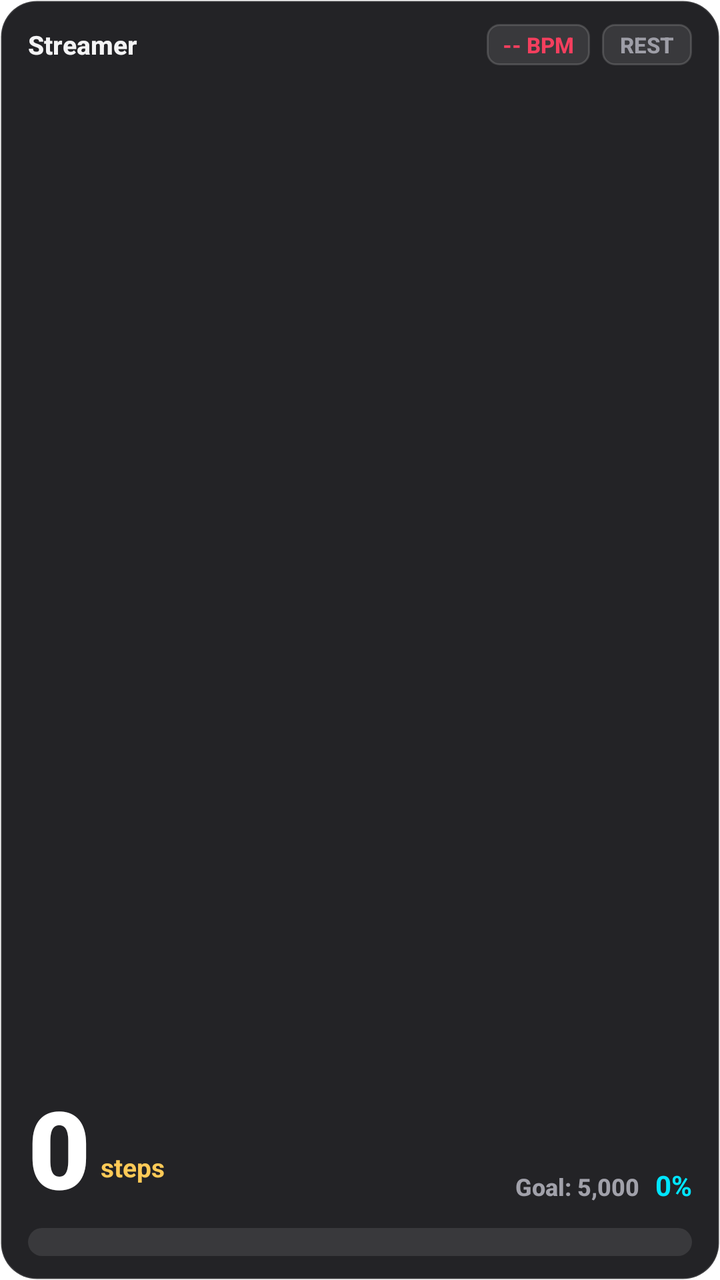
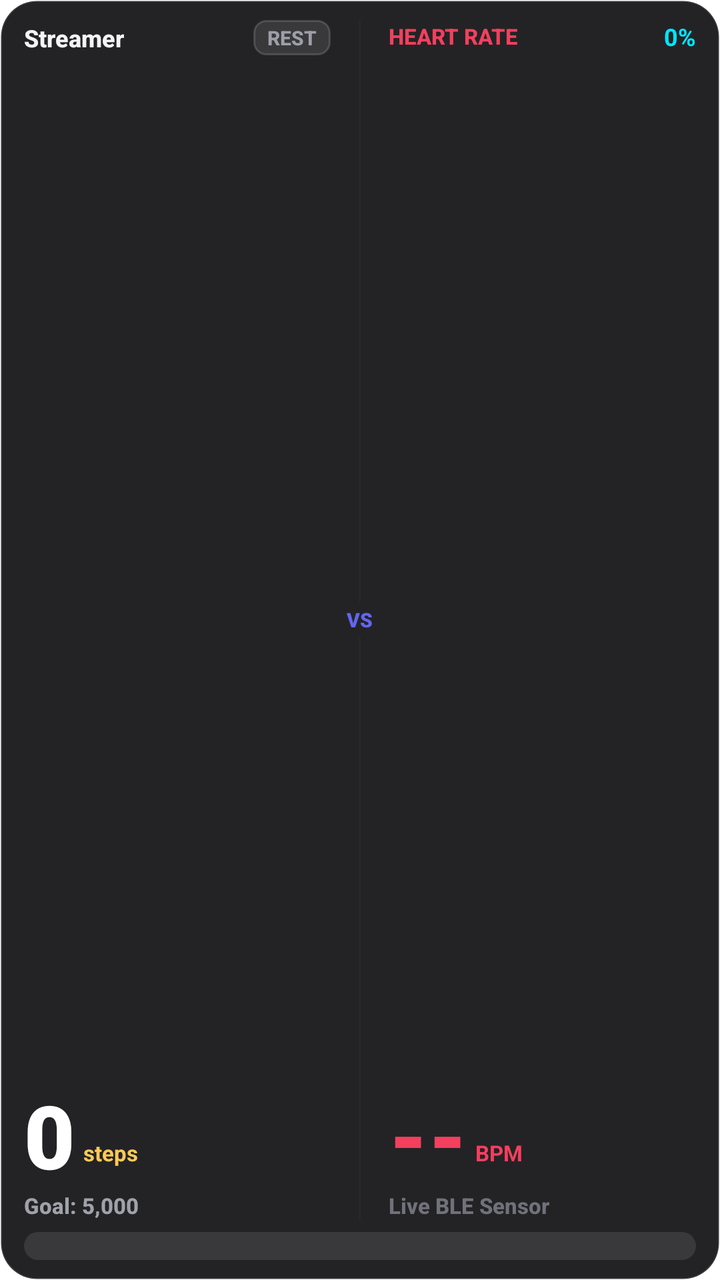

The first picture is an Android layout as it rendered before a commit; the second is the same layout after the commit. The layout source and the unified diff follow.
<!-- AndroidManifest.xml: application theme Theme.MaterialComponents.DayNight.NoActionBar -->
<!-- res/layout/widget_step_away.xml -->
<?xml version="1.0" encoding="utf-8"?>
<LinearLayout xmlns:android="http://schemas.android.com/apk/res/android"
    android:id="@+id/widgetRoot"
    android:layout_width="match_parent"
    android:layout_height="match_parent"
    android:background="@drawable/widget_background"
    android:orientation="vertical"
    android:paddingStart="14dp"
    android:paddingTop="12dp"
    android:paddingEnd="14dp"
    android:paddingBottom="12dp">

    
    <LinearLayout
        android:layout_width="match_parent"
        android:layout_height="wrap_content"
        android:orientation="horizontal"
        android:gravity="center_vertical">

        <TextView
            android:id="@+id/widgetUserName"
            android:layout_width="0dp"
            android:layout_height="wrap_content"
            android:layout_weight="1"
            android:text="Streamer"
            android:textColor="#F4F4F5"
            android:textSize="13sp"
            android:fontFamily="sans-serif-medium"
            android:textStyle="bold"
            android:maxLines="1"
            android:ellipsize="end" />

        <TextView
            android:id="@+id/widgetHrChip"
            android:layout_width="wrap_content"
            android:layout_height="wrap_content"
            android:background="@drawable/widget_tier_bg"
            android:paddingStart="8dp"
            android:paddingTop="3dp"
            android:paddingEnd="8dp"
            android:paddingBottom="3dp"
            android:layout_marginEnd="6dp"
            android:text="-- BPM"
            android:textColor="#F43F5E"
            android:textSize="11sp"
            android:fontFamily="sans-serif-medium"
            android:textStyle="bold" />

        <TextView
            android:id="@+id/widgetTierBadge"
            android:layout_width="wrap_content"
            android:layout_height="wrap_content"
            android:background="@drawable/widget_tier_bg"
            android:paddingStart="9dp"
            android:paddingTop="3dp"
            android:paddingEnd="9dp"
            android:paddingBottom="3dp"
            android:text="REST"
            android:textColor="#9E9EA7"
            android:textSize="11sp"
            android:fontFamily="sans-serif-medium"
            android:textStyle="bold" />
    </LinearLayout>

    
    <LinearLayout
        android:layout_width="match_parent"
        android:layout_height="0dp"
        android:layout_weight="1"
        android:orientation="horizontal"
        android:gravity="center_vertical|bottom">

        <LinearLayout
            android:layout_width="0dp"
            android:layout_height="wrap_content"
            android:layout_weight="1"
            android:orientation="horizontal"
            android:gravity="bottom">

            <TextView
                android:id="@+id/widgetStepCount"
                android:layout_width="wrap_content"
                android:layout_height="wrap_content"
                android:text="0"
                android:textColor="#FFFFFF"
                android:textSize="54sp"
                android:fontFamily="sans-serif-black"
                android:textStyle="bold"
                android:includeFontPadding="false" />

            <TextView
                android:layout_width="wrap_content"
                android:layout_height="wrap_content"
                android:layout_marginStart="5dp"
                android:layout_marginBottom="6dp"
                android:text="steps"
                android:textColor="#FECA57"
                android:textSize="13sp"
                android:fontFamily="sans-serif-rounded"
                android:textStyle="bold" />
        </LinearLayout>

        
        <LinearLayout
            android:layout_width="wrap_content"
            android:layout_height="wrap_content"
            android:orientation="horizontal"
            android:gravity="bottom"
            android:layout_marginBottom="6dp">

            <TextView
                android:id="@+id/widgetTargetInfo"
                android:layout_width="wrap_content"
                android:layout_height="wrap_content"
                android:text="Goal: 5,000"
                android:textColor="#A1A1AA"
                android:textSize="12sp"
                android:fontFamily="sans-serif-medium"
                android:textStyle="bold" />

            <TextView
                android:id="@+id/widgetPercentDisplay"
                android:layout_width="wrap_content"
                android:layout_height="wrap_content"
                android:layout_marginStart="8dp"
                android:text="0%"
                android:textColor="#00E5FF"
                android:textSize="14sp"
                android:fontFamily="sans-serif-rounded"
                android:textStyle="bold" />
        </LinearLayout>
    </LinearLayout>

    
    <ProgressBar
        android:id="@+id/widgetProgressBar"
        style="?android:attr/progressBarStyleHorizontal"
        android:layout_width="match_parent"
        android:layout_height="14dp"
        android:layout_marginTop="6dp"
        android:max="100"
        android:progress="0"
        android:progressDrawable="@drawable/widget_progress_track" />

</LinearLayout>
<!-- resources referenced by this layout -->
<resources>
  <!-- drawable widget_background (drawable) -->
  <?xml version="1.0" encoding="utf-8"?>
  <shape xmlns:android="http://schemas.android.com/apk/res/android"
      android:shape="rectangle">
      <solid android:color="#F218181B" />
      <corners android:radius="18dp" />
      <stroke
          android:width="1dp"
          android:color="#1FFFFFFF" />
  </shape>
  <!-- drawable widget_progress_track (drawable) -->
  <?xml version="1.0" encoding="utf-8"?>
  <layer-list xmlns:android="http://schemas.android.com/apk/res/android">
      
      <item android:id="@android:id/background">
          <shape android:shape="rectangle">
              <corners android:radius="99dp" />
              <solid android:color="#1AFFFFFF" />
          </shape>
      </item>
      
      <item android:id="@android:id/progress">
          <clip>
              <shape android:shape="rectangle">
                  <corners android:radius="99dp" />
                  <solid android:color="#10B981" />
              </shape>
          </clip>
      </item>
  </layer-list>
  <!-- drawable widget_tier_bg (drawable) -->
  <?xml version="1.0" encoding="utf-8"?>
  <shape xmlns:android="http://schemas.android.com/apk/res/android"
      android:shape="rectangle">
      <solid android:color="#1AFFFFFF" />
      <corners android:radius="6dp" />
      <stroke
          android:width="1dp"
          android:color="#26FFFFFF" />
  </shape>
</resources>

<!-- the commit's change to res/layout/widget_step_away.xml (unified diff, before → after) -->
@@ -5,62 +5,10 @@
     android:layout_height="match_parent"
     android:background="@drawable/widget_background"
     android:orientation="vertical"
-    android:paddingStart="14dp"
-    android:paddingTop="12dp"
-    android:paddingEnd="14dp"
-    android:paddingBottom="12dp">
-
-    
-    <LinearLayout
-        android:layout_width="match_parent"
-        android:layout_height="wrap_content"
-        android:orientation="horizontal"
-        android:gravity="center_vertical">
-
-        <TextView
-            android:id="@+id/widgetUserName"
-            android:layout_width="0dp"
-            android:layout_height="wrap_content"
-            android:layout_weight="1"
-            android:text="Streamer"
-            android:textColor="#F4F4F5"
-            android:textSize="13sp"
-            android:fontFamily="sans-serif-medium"
-            android:textStyle="bold"
-            android:maxLines="1"
-            android:ellipsize="end" />
-
-        <TextView
-            android:id="@+id/widgetHrChip"
-            android:layout_width="wrap_content"
-            android:layout_height="wrap_content"
-            android:background="@drawable/widget_tier_bg"
-            android:paddingStart="8dp"
-            android:paddingTop="3dp"
-            android:paddingEnd="8dp"
-            android:paddingBottom="3dp"
-            android:layout_marginEnd="6dp"
-            android:text="-- BPM"
-            android:textColor="#F43F5E"
-            android:textSize="11sp"
-            android:fontFamily="sans-serif-medium"
-            android:textStyle="bold" />
-
-        <TextView
-            android:id="@+id/widgetTierBadge"
-            android:layout_width="wrap_content"
-            android:layout_height="wrap_content"
-            android:background="@drawable/widget_tier_bg"
-            android:paddingStart="9dp"
-            android:paddingTop="3dp"
-            android:paddingEnd="9dp"
-            android:paddingBottom="3dp"
-            android:text="REST"
-            android:textColor="#9E9EA7"
-            android:textSize="11sp"
-            android:fontFamily="sans-serif-medium"
-            android:textStyle="bold" />
-    </LinearLayout>
+    android:paddingStart="12dp"
+    android:paddingTop="10dp"
+    android:paddingEnd="12dp"
+    android:paddingBottom="10dp">
 
     
     <LinearLayout
@@ -68,65 +16,203 @@
         android:layout_height="0dp"
         android:layout_weight="1"
         android:orientation="horizontal"
-        android:gravity="center_vertical|bottom">
-
+        android:baselineAligned="false">
+
+        
         <LinearLayout
             android:layout_width="0dp"
-            android:layout_height="wrap_content"
+            android:layout_height="match_parent"
             android:layout_weight="1"
-            android:orientation="horizontal"
-            android:gravity="bottom">
-
+            android:orientation="vertical"
+            android:gravity="center_vertical">
+
+            
+            <LinearLayout
+                android:layout_width="match_parent"
+                android:layout_height="wrap_content"
+                android:orientation="horizontal"
+                android:gravity="center_vertical">
+
+                <TextView
+                    android:id="@+id/widgetUserName"
+                    android:layout_width="0dp"
+                    android:layout_height="wrap_content"
+                    android:layout_weight="1"
+                    android:text="Streamer"
+                    android:textColor="#F4F4F5"
+                    android:textSize="12sp"
+                    android:fontFamily="sans-serif-medium"
+                    android:textStyle="bold"
+                    android:maxLines="1"
+                    android:ellipsize="end" />
+
+                <TextView
+                    android:id="@+id/widgetTierBadge"
+                    android:layout_width="wrap_content"
+                    android:layout_height="wrap_content"
+                    android:background="@drawable/widget_tier_bg"
+                    android:paddingStart="7dp"
+                    android:paddingTop="2dp"
+                    android:paddingEnd="7dp"
+                    android:paddingBottom="2dp"
+                    android:text="REST"
+                    android:textColor="#9E9EA7"
+                    android:textSize="10sp"
+                    android:fontFamily="sans-serif-medium"
+                    android:textStyle="bold" />
+            </LinearLayout>
+
+            
+            <LinearLayout
+                android:layout_width="match_parent"
+                android:layout_height="0dp"
+                android:layout_weight="1"
+                android:orientation="horizontal"
+                android:gravity="center_vertical|bottom">
+
+                <TextView
+                    android:id="@+id/widgetStepCount"
+                    android:layout_width="wrap_content"
+                    android:layout_height="wrap_content"
+                    android:text="0"
+                    android:textColor="#FFFFFF"
+                    android:textSize="44sp"
+                    android:fontFamily="sans-serif-black"
+                    android:textStyle="bold"
+                    android:includeFontPadding="false" />
+
+                <TextView
+                    android:layout_width="wrap_content"
+                    android:layout_height="wrap_content"
+                    android:layout_marginStart="4dp"
+                    android:layout_marginBottom="4dp"
+                    android:text="steps"
+                    android:textColor="#FECA57"
+                    android:textSize="11sp"
+                    android:fontFamily="sans-serif-rounded"
+                    android:textStyle="bold" />
+            </LinearLayout>
+
+            
             <TextView
-                android:id="@+id/widgetStepCount"
+                android:id="@+id/widgetTargetInfo"
                 android:layout_width="wrap_content"
                 android:layout_height="wrap_content"
-                android:text="0"
-                android:textColor="#FFFFFF"
-                android:textSize="54sp"
-                android:fontFamily="sans-serif-black"
-                android:textStyle="bold"
-                android:includeFontPadding="false" />
-
-            <TextView
-                android:layout_width="wrap_content"
-                android:layout_height="wrap_content"
-                android:layout_marginStart="5dp"
-                android:layout_marginBottom="6dp"
-                android:text="steps"
-                android:textColor="#FECA57"
-                android:textSize="13sp"
-                android:fontFamily="sans-serif-rounded"
+                android:text="Goal: 5,000"
+                android:textColor="#A1A1AA"
+                android:textSize="11sp"
+                android:fontFamily="sans-serif-medium"
                 android:textStyle="bold" />
         </LinearLayout>
 
         
         <LinearLayout
             android:layout_width="wrap_content"
-            android:layout_height="wrap_content"
-            android:orientation="horizontal"
-            android:gravity="bottom"
-            android:layout_marginBottom="6dp">
+            android:layout_height="match_parent"
+            android:orientation="vertical"
+            android:gravity="center"
+            android:paddingStart="8dp"
+            android:paddingEnd="8dp">
+
+            <View
+                android:layout_width="1dp"
+                android:layout_height="0dp"
+                android:layout_weight="1"
+                android:background="#27272A" />
 
             <TextView
-                android:id="@+id/widgetTargetInfo"
                 android:layout_width="wrap_content"
                 android:layout_height="wrap_content"
-                android:text="Goal: 5,000"
-                android:textColor="#A1A1AA"
-                android:textSize="12sp"
+                android:text="VS"
+                android:textColor="#6366F1"
+                android:textSize="10sp"
+                android:fontFamily="sans-serif-black"
+                android:textStyle="bold"
+                android:paddingTop="2dp"
+                android:paddingBottom="2dp" />
+
+            <View
+                android:layout_width="1dp"
+                android:layout_height="0dp"
+                android:layout_weight="1"
+                android:background="#27272A" />
+        </LinearLayout>
+
+        
+        <LinearLayout
+            android:layout_width="0dp"
+            android:layout_height="match_parent"
+            android:layout_weight="1"
+            android:orientation="vertical"
+            android:gravity="center_vertical">
+
+            
+            <LinearLayout
+                android:layout_width="match_parent"
+                android:layout_height="wrap_content"
+                android:orientation="horizontal"
+                android:gravity="center_vertical">
+
+                <TextView
+                    android:layout_width="0dp"
+                    android:layout_height="wrap_content"
+                    android:layout_weight="1"
+                    android:text="HEART RATE"
+                    android:textColor="#F43F5E"
+                    android:textSize="11sp"
+                    android:fontFamily="sans-serif-medium"
+                    android:textStyle="bold" />
+
+                <TextView
+                    android:id="@+id/widgetPercentDisplay"
+                    android:layout_width="wrap_content"
+                    android:layout_height="wrap_content"
+                    android:text="0%"
+                    android:textColor="#00E5FF"
+                    android:textSize="12sp"
+                    android:fontFamily="sans-serif-rounded"
+                    android:textStyle="bold" />
+            </LinearLayout>
+
+            
+            <LinearLayout
+                android:layout_width="match_parent"
+                android:layout_height="0dp"
+                android:layout_weight="1"
+                android:orientation="horizontal"
+                android:gravity="center_vertical|bottom">
+
+                <TextView
+                    android:id="@+id/widgetHrChip"
+                    android:layout_width="wrap_content"
+                    android:layout_height="wrap_content"
+                    android:text="--"
+                    android:textColor="#F43F5E"
+                    android:textSize="44sp"
+                    android:fontFamily="sans-serif-black"
+                    android:textStyle="bold"
+                    android:includeFontPadding="false" />
+
+                <TextView
+                    android:layout_width="wrap_content"
+                    android:layout_height="wrap_content"
+                    android:layout_marginStart="4dp"
+                    android:layout_marginBottom="4dp"
+                    android:text="BPM"
+                    android:textColor="#F43F5E"
+                    android:textSize="11sp"
+                    android:fontFamily="sans-serif-rounded"
+                    android:textStyle="bold" />
+            </LinearLayout>
+
+            
+            <TextView
+                android:layout_width="wrap_content"
+                android:layout_height="wrap_content"
+                android:text="Live BLE Sensor"
+                android:textColor="#71717A"
+                android:textSize="11sp"
                 android:fontFamily="sans-serif-medium"
-                android:textStyle="bold" />
-
-            <TextView
-                android:id="@+id/widgetPercentDisplay"
-                android:layout_width="wrap_content"
-                android:layout_height="wrap_content"
-                android:layout_marginStart="8dp"
-                android:text="0%"
-                android:textColor="#00E5FF"
-                android:textSize="14sp"
-                android:fontFamily="sans-serif-rounded"
                 android:textStyle="bold" />
         </LinearLayout>
     </LinearLayout>
